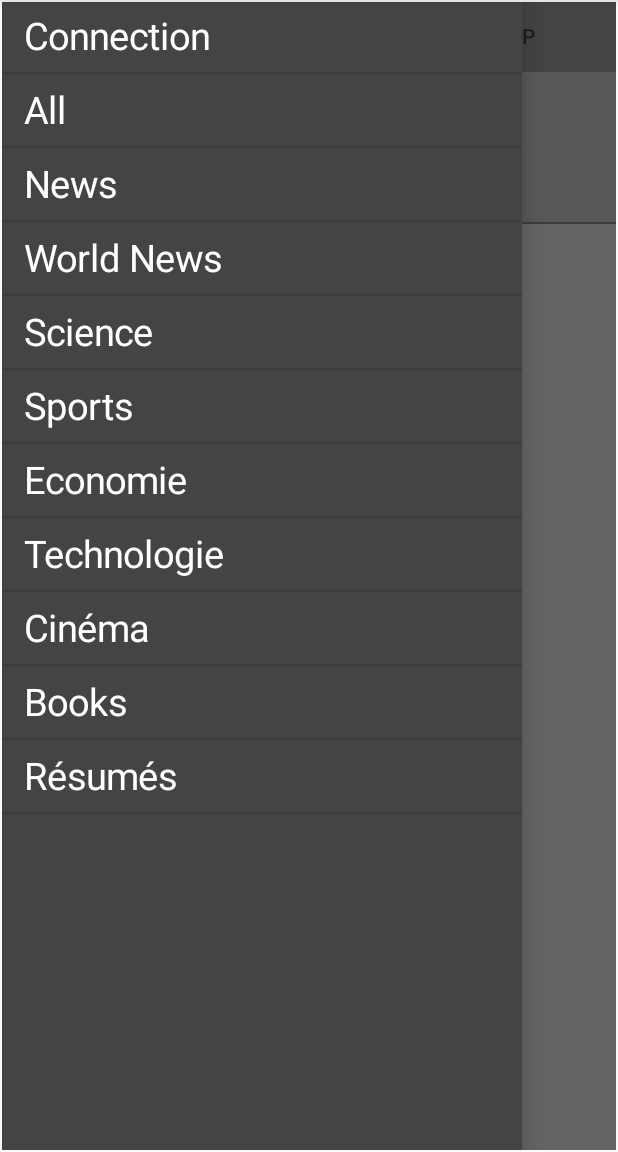
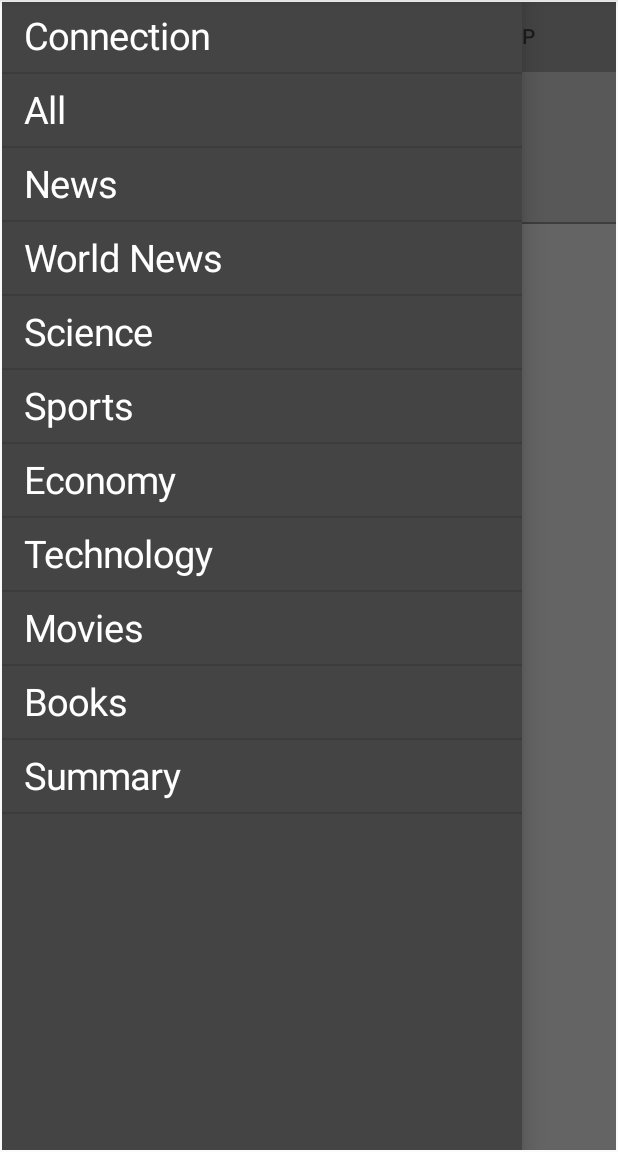
Before and after one commit to rtouti/news-reader, an Android app: the MainActivity screen opened directly, with no data from a screen before it, with the side drawer open, on a phone screen of 412 x 824 dp, the part 84-1236 px from its top. Run offline under Robolectric (Android 15) with nearby library versions, the phone set to English and light mode, and no system bars; our stand-ins replace Picasso; pictures from the network do not load; 8 statements that could not run were skipped.

```diff
--- a/app/src/main/AndroidManifest.xml
+++ b/app/src/main/AndroidManifest.xml
@@ -3,7 +3,8 @@
     package="com.reddit.client.redditclient2">
 
     <uses-permission android:name="android.permission.INTERNET" />
-
+    <uses-permission android:name="android.permission.ACCESS_NETWORK_STATE"/>
+    <uses-permission android:name="android.permission.ACCESS_NETWORK_STATE"/>
     <application
         android:allowBackup="true"
         android:icon="@mipmap/ic_launcher"
--- a/app/src/main/java/com/reddit/client/redditclient2/controllers/activities/SearchActivity.java
+++ b/app/src/main/java/com/reddit/client/redditclient2/controllers/activities/SearchActivity.java
@@ -13,6 +13,7 @@ import com.reddit.client.redditclient2.api.RedditClient;
 import com.reddit.client.redditclient2.api.things.Link;
 import com.reddit.client.redditclient2.controllers.async.SearchTask;
 import com.reddit.client.redditclient2.controllers.listeners.SearchResultsOnItemClickListener;
+import com.reddit.client.redditclient2.http.HttpRequestUtil;
 import com.reddit.client.redditclient2.views.adapters.SearchResultsAdapter;
 
 import java.util.ArrayList;
@@ -79,6 +80,7 @@ public class SearchActivity extends AppCompatActivity {
 
     private void handleIntent(Intent intent){
         if(intent.getAction().equals(Intent.ACTION_SEARCH)){
+            if(HttpRequestUtil.isConnected(this)) {
                 String searchQuery = intent.getStringExtra(SearchManager.QUERY);
                 getSupportActionBar().setTitle(searchQuery);
 
@@ -88,5 +90,8 @@ public class SearchActivity extends AppCompatActivity {
                 SearchTask task = new SearchTask(this);
                 task.execute(MainActivity.currentSubreddit, searchQuery);
             }
+            else Toast.makeText(this, R.string.failed_connection, Toast.LENGTH_LONG).show();
+
         }
     }
+}
--- a/app/src/main/java/com/reddit/client/redditclient2/controllers/async/PostFetchingTask.java
+++ b/app/src/main/java/com/reddit/client/redditclient2/controllers/async/PostFetchingTask.java
@@ -2,11 +2,13 @@ package com.reddit.client.redditclient2.controllers.async;
 
 import android.os.AsyncTask;
 import android.util.Log;
+import android.widget.Toast;
 
 import com.reddit.client.redditclient2.api.RedditClient;
 import com.reddit.client.redditclient2.api.endpoints.SubredditLinksEndpoint;
 import com.reddit.client.redditclient2.api.things.Link;
 import com.reddit.client.redditclient2.controllers.activities.MainActivity;
+import com.reddit.client.redditclient2.http.HttpRequestUtil;
 import com.reddit.client.redditclient2.utils.ArrayUtils;
 import com.reddit.client.redditclient2.views.adapters.ArticlesAdapter;
 
--- a/app/src/main/res/values/strings.xml
+++ b/app/src/main/res/values/strings.xml
@@ -10,27 +10,27 @@
     <string name="drawer_worldnews">World News</string>
     <string name="drawer_science">Science</string>
     <string name="drawer_sports">Sports</string>
-    <string name="drawer_economy">Economie</string>
-    <string name="drawer_technology">Technologie</string>
-    <string name="drawer_cinema">Cinéma</string>
+    <string name="drawer_economy">Economy</string>
+    <string name="drawer_technology">Technology</string>
+    <string name="drawer_cinema">Movies</string>
     <string name="drawer_books">Books</string>
-    <string name="drawer_summaries">Résumés</string>
-    <string name="comments_label">Commentaires</string>
+    <string name="drawer_summaries">Summary</string>
+    <string name="comments_label">Commentary</string>
     <string name="tab_hot">Hot</string>
     <string name="tab_new">New</string>
     <string name="tab_top">Top</string>
 
-    <string name="my_account">Mon compte</string>
+    <string name="my_account">My Account</string>
 
-    <string name="preference">Préférences</string>
-    <string name="sorting">Tri</string>
-    <string name="text_size">Texte</string>
+    <string name="preference">Change theme</string>
+    <string name="sorting">Sorting</string>
+    <string name="text_size">Text</string>
 
-    <string name="loading">Chargement...</string>
-    <string name="no_results">Aucun résultat</string>
+    <string name="loading">Loading...</string>
+    <string name="no_results">No results</string>
 
-    <string name="search_text">Recherche...</string>
-    <string name="search_hint">Recherche...</string>
+    <string name="search_text">Searching...</string>
+    <string name="search_hint">Searching...</string>
 
     <string name="news_button">News</string>
     <string name="favorites_button">Favorites</string>
@@ -51,4 +51,5 @@
     <string name="not_connected">You are not connected</string>
     <string name="web_link">Go to link</string>
     <string name="email_chooser">Choose an email app</string>
+    <string name="failed_connection">Connection failed, please verify your internet connection.</string>
 </resources>
--- a/build.gradle
+++ b/build.gradle
@@ -5,7 +5,7 @@ buildscript {
         jcenter()
     }
     dependencies {
-        classpath 'com.android.tools.build:gradle:2.2.3'
+        classpath 'com.android.tools.build:gradle:2.3.1'
 
         // NOTE: Do not place your application dependencies here; they belong
         // in the individual module build.gradle files
```
Also changed, not shown: app/src/main/java/com/reddit/client/redditclient2/controllers/activities/SplashScreen.java (+0 -10 lines), app/src/main/java/com/reddit/client/redditclient2/controllers/listeners/ArticlesOnItemClickListener.java (+12 -4 lines), app/src/main/java/com/reddit/client/redditclient2/controllers/listeners/CommentsOnItemClickListener.java (+10 -4 lines), app/src/main/java/com/reddit/client/redditclient2/controllers/listeners/DrawerOnItemClickListener.java (+6 -1 lines), app/src/main/java/com/reddit/client/redditclient2/controllers/listeners/MainMenuOnClickListener.java (+7 -2 lines), app/src/main/java/com/reddit/client/redditclient2/controllers/listeners/OnCommentSortingMultiChoiceClickListener.java (+9 -1 lines), app/src/main/java/com/reddit/client/redditclient2/controllers/listeners/OnSortingMultiChoiceClickListener.java (+13 -5 lines), app/src/main/java/com/reddit/client/redditclient2/controllers/listeners/SortingTabsOnTabSelectedListener.java (+7 -1 lines), app/src/main/java/com/reddit/client/redditclient2/http/HttpRequestUtil.java (+11 -0 lines), app/src/main/java/com/reddit/client/redditclient2/views/adapters/ArticlesAdapter.java (+5 -2 lines), gradle/wrapper/gradle-wrapper.properties, 2 other files. Lines whose indentation alone changed are shown as unchanged.
